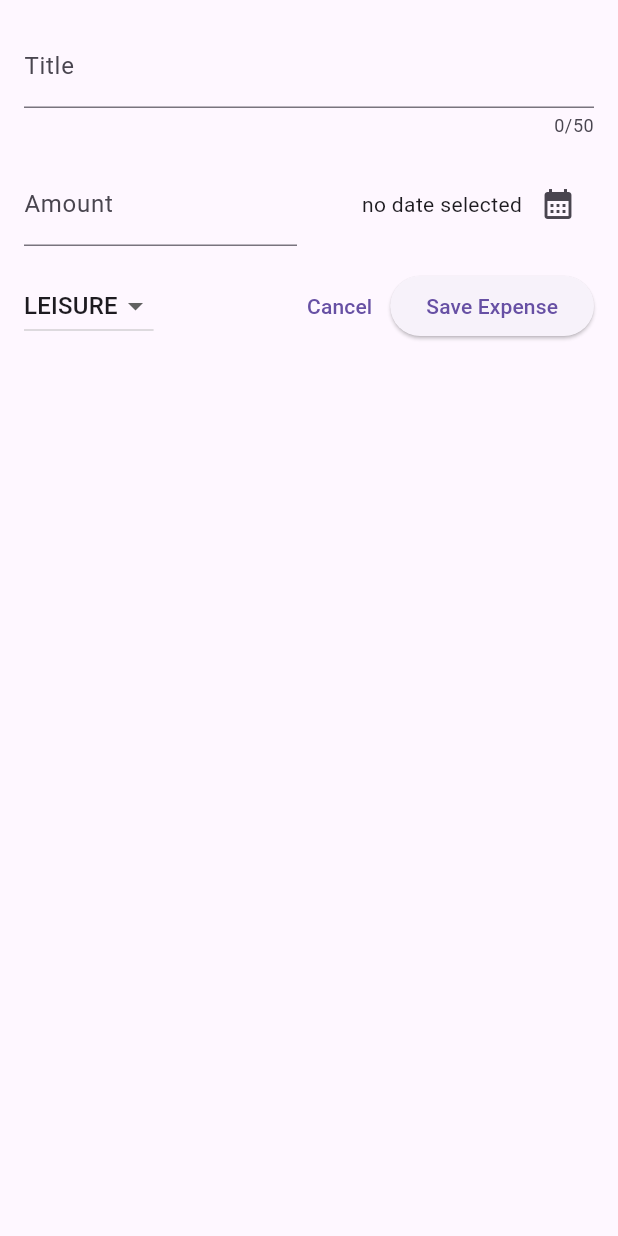
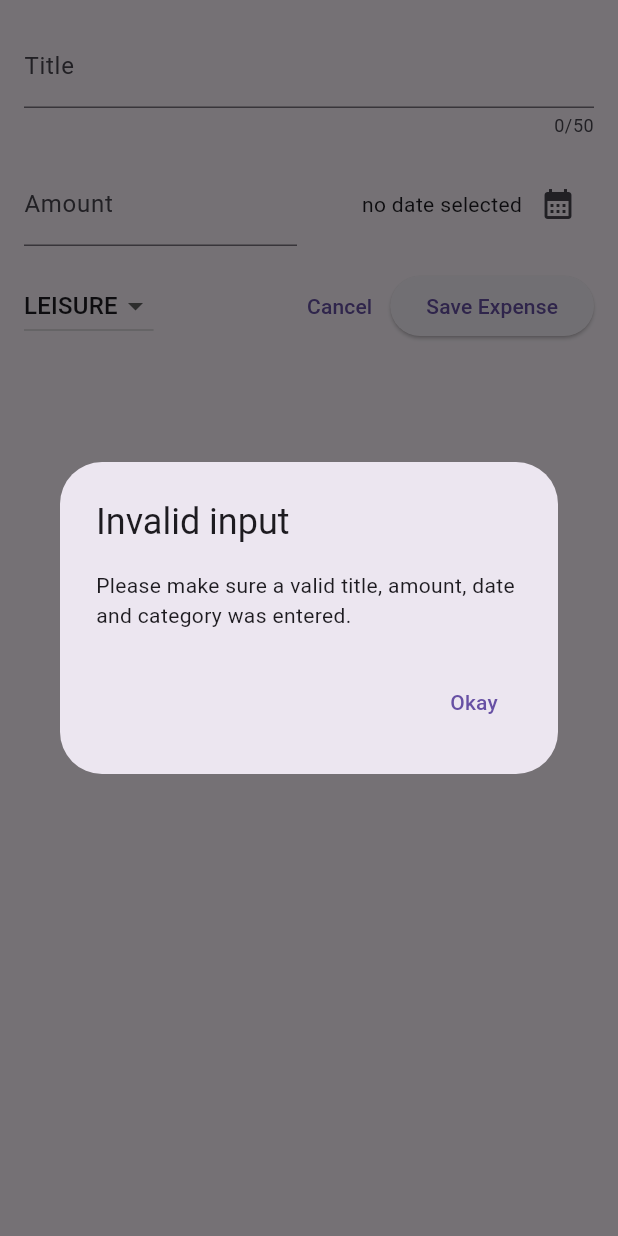
Before and after one commit to AnicetFantomas/Flutter-expense-tracker, a Flutter app: the NewExpense widget shown alone on an empty page, opened directly, after a tap on "Save Expense", on a phone screen of 412 x 824 dp. Run offline on Flutter 3.47's test engine with Material 3 defaults, Android fonts, the phone set to English and light mode, and no system bars.

Commit message:
Add inputs validations modal

```diff
--- a/lib/widgets/new_expense.dart
+++ b/lib/widgets/new_expense.dart
@@ -39,7 +39,24 @@ class _NewExpenseState extends State<NewExpense> {
     final amountIsInvalid = enteredAmount == null || enteredAmount <= 0;
     if (_titleController.text.trim().isEmpty ||
         amountIsInvalid ||
-        _selectedDate == null) {}
+        _selectedDate == null) {
+      showDialog(
+        context: context,
+        builder: (ctx) => AlertDialog(
+          title: const Text('Invalid input'),
+          content: const Text(
+              'Please make sure a valid title, amount, date and category was entered.'),
+          actions: [
+            TextButton(
+                onPressed: () {
+                  Navigator.pop(ctx);
+                },
+                child: const Text('Okay'))
+          ],
+        ),
+      );
+      return;
+    }
   }
 
   @override
@@ -125,7 +142,7 @@ class _NewExpenseState extends State<NewExpense> {
               ),
               ElevatedButton(
                 onPressed: () {
-                  _submitExpenseData;
+                  _submitExpenseData();
                 },
                 child: const Text('Save Expense'),
               )
```
